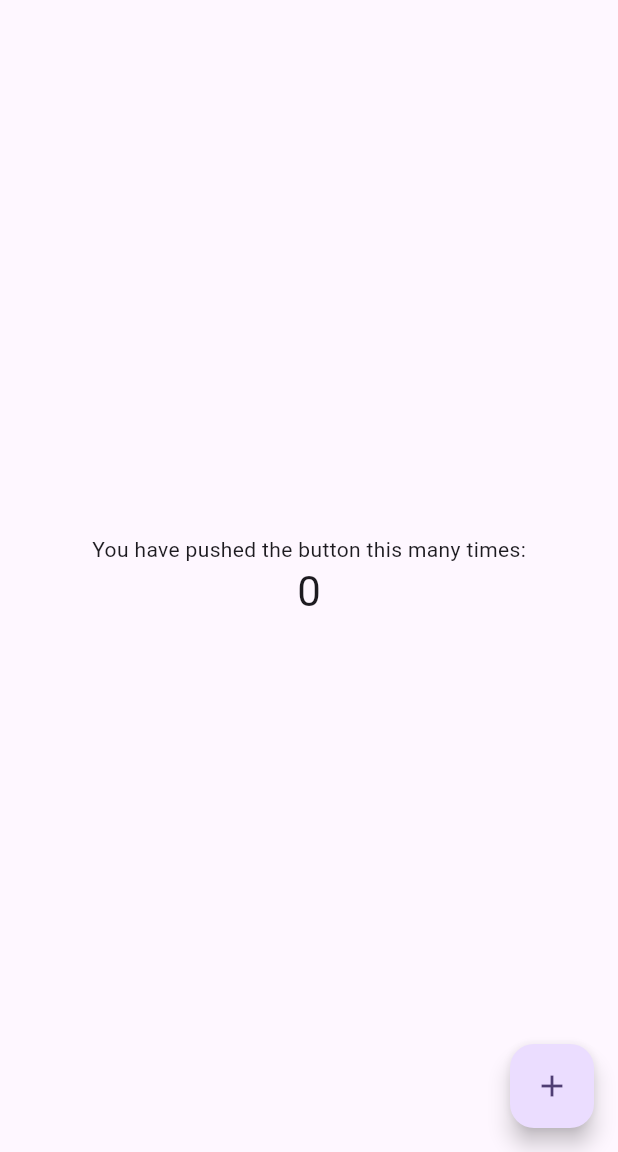
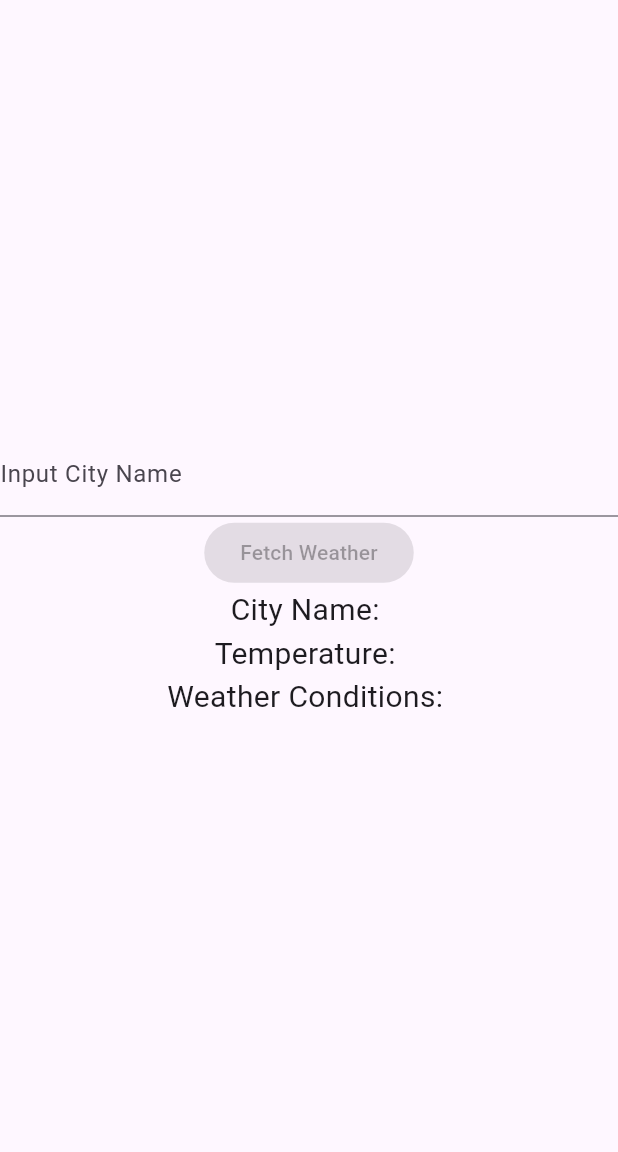
Before and after one commit to The-Jlyn/weather_info_app, a Flutter app: the screen it shows after launch, on a phone screen of 412 x 824 dp, the part 84-1236 px from its top. Run offline on Flutter 3.47's test engine with Material 3 defaults, Android fonts, the phone set to English and light mode, and no system bars.

Commit message:
Basic UI with input field and button

```diff
--- a/lib/main.dart
+++ b/lib/main.dart
@@ -55,16 +55,11 @@ class MyHomePage extends StatefulWidget {
 }
 
 class _MyHomePageState extends State<MyHomePage> {
-  int _counter = 0;
+  String cityName = "City Name";
 
-  void _incrementCounter() {
+  void _setCityName(String name) {
     setState(() {
-      // This call to setState tells the Flutter framework that something has
-      // changed in this State, which causes it to rerun the build method below
-      // so that the display can reflect the updated values. If we changed
-      // _counter without calling setState(), then the build method would not be
-      // called again, and so nothing would appear to happen.
-      _counter++;
+      cityName = name;
     });
   }
 
@@ -105,20 +100,28 @@ class _MyHomePageState extends State<MyHomePage> {
           // wireframe for each widget.
           mainAxisAlignment: MainAxisAlignment.center,
           children: <Widget>[
-            const Text(
-              'You have pushed the button this many times:',
+            TextField(
+              decoration: InputDecoration(labelText: "Input City Name"),
+              onSubmitted: _setCityName,
+            ),
+            ElevatedButton(
+            onPressed: null,
+            child: const Text('Fetch Weather'),
             ),
             Text(
-              '$_counter',
-              style: Theme.of(context).textTheme.headlineMedium,
+              'City Name: ',
+              style: TextStyle(fontSize: 20.0),
+            ),
+            Text(
+              'Temperature: ',
+              style: TextStyle(fontSize: 20.0),
+            ),
+            Text(
+              'Weather Conditions: ',
+              style: TextStyle(fontSize: 20.0),
             ),
           ],
         ),
-      ),
-      floatingActionButton: FloatingActionButton(
-        onPressed: _incrementCounter,
-        tooltip: 'Increment',
-        child: const Icon(Icons.add),
       ), // This trailing comma makes auto-formatting nicer for build methods.
     );
   }
```
